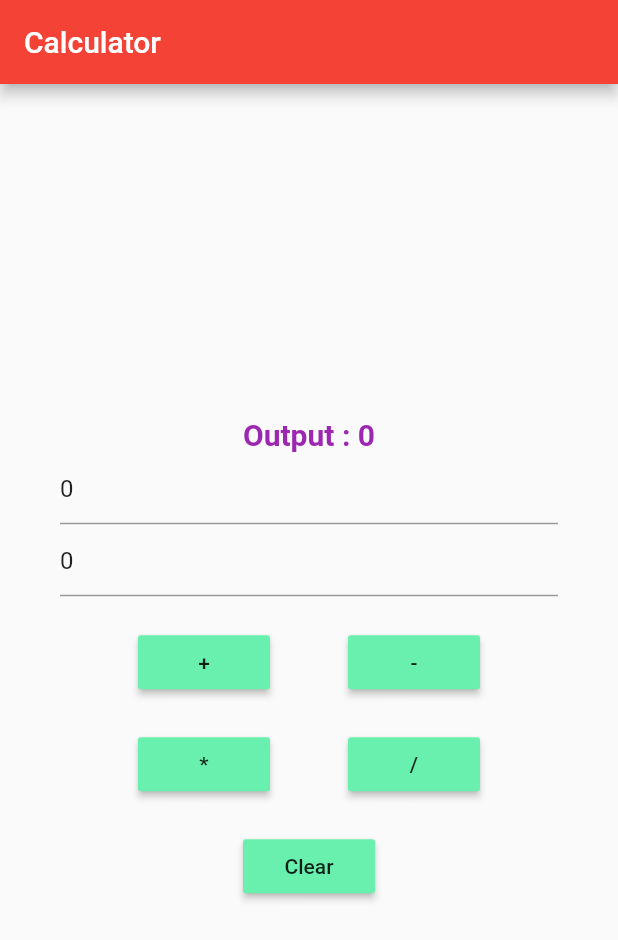
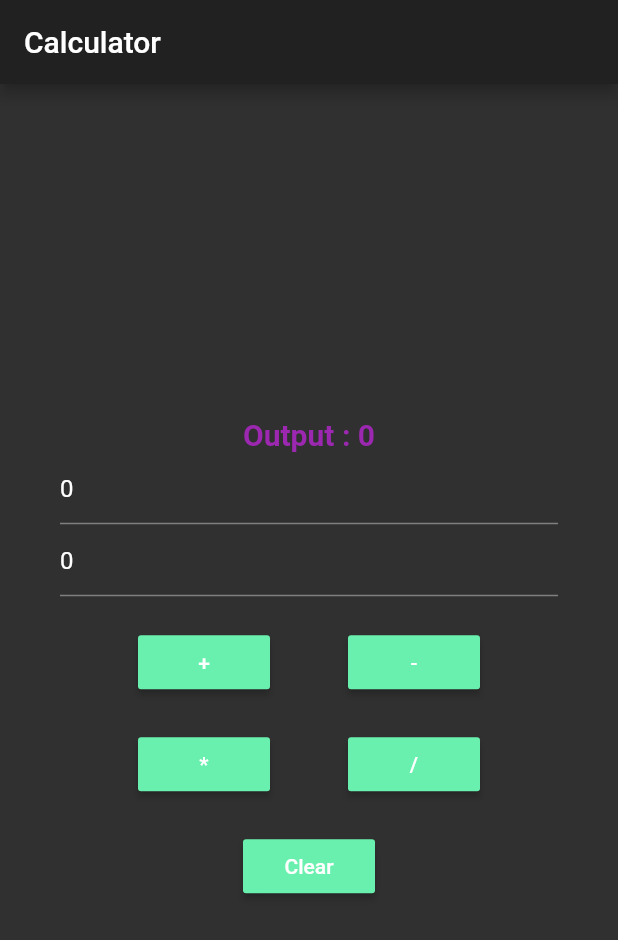
Before and after one commit to iampawan/fluttercalculator, a Flutter app: the screen it shows after launch, on a phone screen of 412 x 824 dp. Shown: the top 940 px of the screen. Run offline on Flutter 3.47's test engine with Material 2 defaults, Android fonts, the phone set to English and light mode, and no system bars.

Commit message:
Update main.dart

```diff
--- a/lib/main.dart
+++ b/lib/main.dart
@@ -7,7 +7,7 @@ class MyApp extends StatelessWidget {
   Widget build(BuildContext context) {
     return new MaterialApp(
       title: "Calculator App",
-      theme: new ThemeData(primarySwatch: Colors.red),
+      theme: new ThemeData(primarySwatch: Colors.red,brightness: Brightness.dark),
       home: new HomePage(),
     );
   }
```
